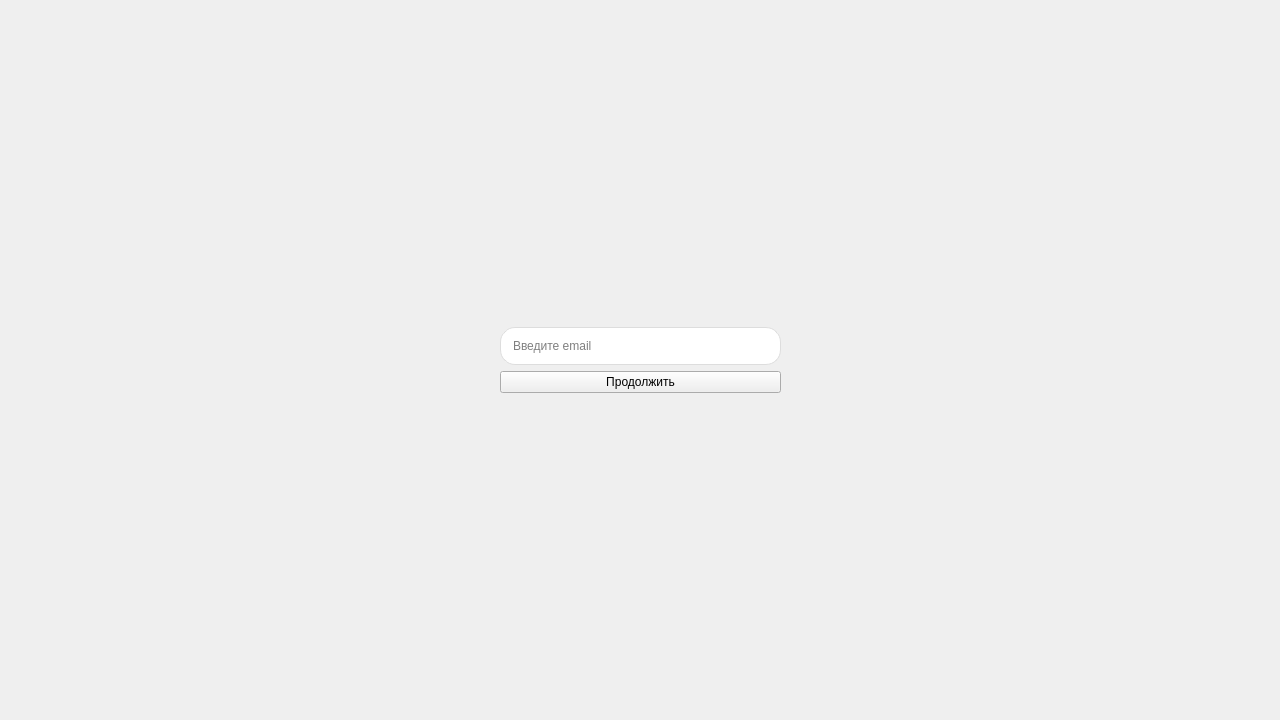
Above: Delimobil/UI/loginwidget.ui from Cookie-Boy/Qt-labs before the change. Below: the same form after it.
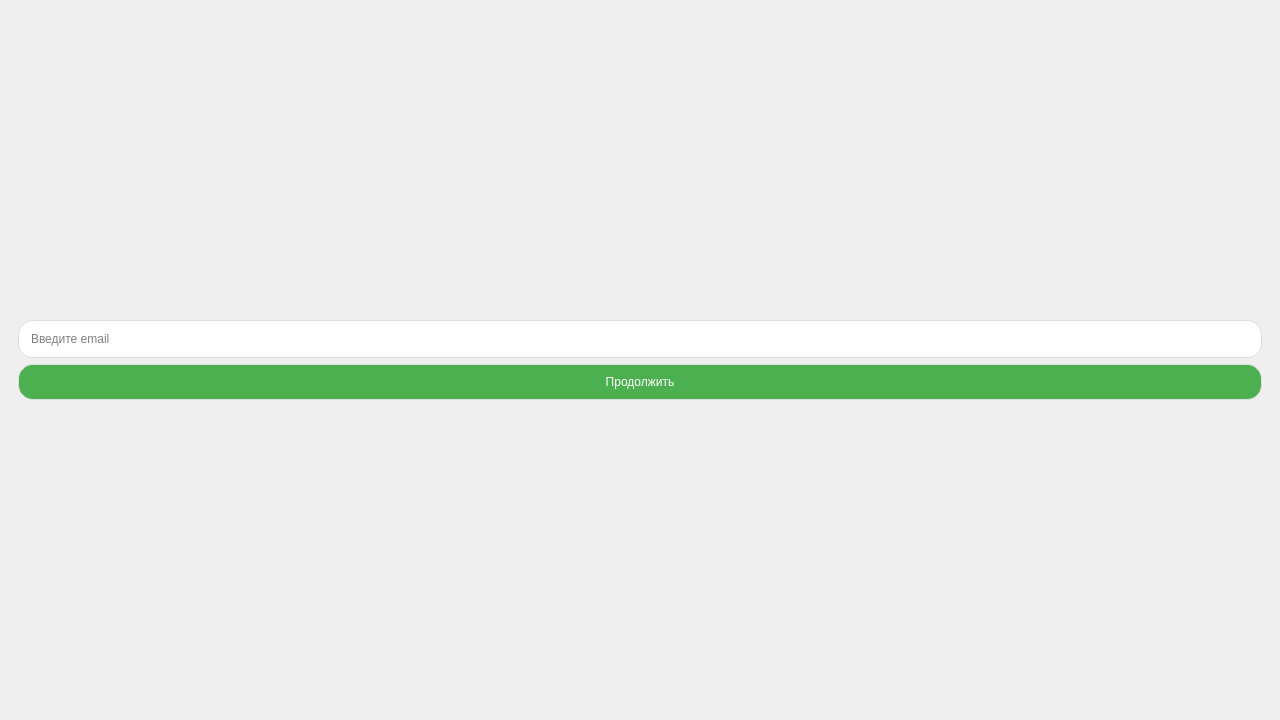
That is the form after the change.

Diff of the .ui file:
```diff
--- a/Delimobil/UI/loginwidget.ui
+++ b/Delimobil/UI/loginwidget.ui
@@ -10,44 +10,42 @@
     <height>720</height>
    </rect>
   </property>
-  <property name="sizePolicy">
-   <sizepolicy hsizetype="Preferred" vsizetype="Preferred">
-    <horstretch>0</horstretch>
-    <verstretch>0</verstretch>
-   </sizepolicy>
-  </property>
-  <property name="windowTitle">
-   <string>Form</string>
-  </property>
-  <property name="styleSheet">
-   <string notr="true"/>
-  </property>
-  <widget class="QWidget" name="gridLayoutWidget_2">
-   <property name="geometry">
-    <rect>
-     <x>0</x>
-     <y>0</y>
-     <width>1281</width>
-     <height>721</height>
-    </rect>
-   </property>
-   <layout class="QGridLayout" name="gridLayout_4">
-    <item row="0" column="0">
-     <layout class="QGridLayout" name="gridLayout_3">
-      <property name="sizeConstraint">
-       <enum>QLayout::SetFixedSize</enum>
-      </property>
-      <property name="leftMargin">
-       <number>500</number>
-      </property>
-      <property name="rightMargin">
-       <number>500</number>
-      </property>
-      <item row="1" column="0">
-       <widget class="QLineEdit" name="lineEdit_4">
+  <layout class="QVBoxLayout" name="mainVerticalLayout">
+   <!-- Верхний вертикальный спейсер -->
+   <item>
+    <spacer name="verticalSpacerTop">
+     <property name="orientation">
+      <enum>Qt::Vertical</enum>
+     </property>
+     <property name="sizeType">
+      <enum>QSizePolicy::Expanding</enum>
+     </property>
+    </spacer>
+   </item>
+   <!-- Центрирование содержимого -->
+   <item>
+    <layout class="QVBoxLayout" name="contentVerticalLayout">
+     <!-- Горизонтальный layout для центрирования -->
+     <item>
+      <layout class="QHBoxLayout" name="horizontalCenterLayout">
+       <item>
+        <spacer name="horizontalSpacerLeft">
+         <property name="orientation">
+          <enum>Qt::Horizontal</enum>
+         </property>
+         <property name="sizeType">
+          <enum>QSizePolicy::Expanding</enum>
+         </property>
+        </spacer>
+       </item>
+       <item>
+        <layout class="QVBoxLayout" name="centerContentLayout">
+         <!-- Поле ввода email -->
+         <item>
+          <widget class="QLineEdit" name="lineEdit_email">
         <property name="sizePolicy">
          <sizepolicy hsizetype="Expanding" vsizetype="Fixed">
-          <horstretch>30</horstretch>
+             <horstretch>0</horstretch>
           <verstretch>0</verstretch>
          </sizepolicy>
         </property>
@@ -59,24 +57,28 @@
     background-color: white;
 }</string>
         </property>
-        <property name="text">
-         <string/>
-        </property>
         <property name="placeholderText">
          <string>Введите email</string>
         </property>
        </widget>
       </item>
-      <item row="2" column="0">
+         <!-- Кнопка -->
+         <item>
        <widget class="QPushButton" name="loginButton">
         <property name="sizePolicy">
-         <sizepolicy hsizetype="Expanding" vsizetype="Maximum">
+            <sizepolicy hsizetype="Expanding" vsizetype="Fixed">
           <horstretch>0</horstretch>
           <verstretch>0</verstretch>
          </sizepolicy>
         </property>
         <property name="styleSheet">
-         <string notr="true"/>
+            <string notr="true">QPushButton {
+    border: 1px solid #ddd;
+    border-radius: 15px;
+    padding: 10px;
+    background-color: #4CAF50;
+    color: white;
+}</string>
         </property>
         <property name="text">
          <string>Продолжить</string>
@@ -85,8 +87,32 @@
       </item>
      </layout>
     </item>
-   </layout>
-  </widget>
+       <item>
+        <spacer name="horizontalSpacerRight">
+         <property name="orientation">
+          <enum>Qt::Horizontal</enum>
+         </property>
+         <property name="sizeType">
+          <enum>QSizePolicy::Expanding</enum>
+         </property>
+        </spacer>
+       </item>
+      </layout>
+     </item>
+    </layout>
+   </item>
+   <!-- Нижний вертикальный спейсер -->
+   <item>
+    <spacer name="verticalSpacerBottom">
+     <property name="orientation">
+      <enum>Qt::Vertical</enum>
+     </property>
+     <property name="sizeType">
+      <enum>QSizePolicy::Expanding</enum>
+     </property>
+    </spacer>
+   </item>
+  </layout>
  </widget>
  <resources/>
  <connections/>
```
Lines whose indentation alone changed are shown as unchanged.
